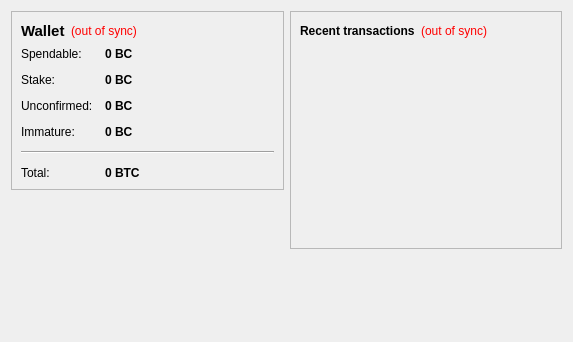
This is src/qt/forms/overviewpage.ui in coinkeeper/2015-04-19_21-22_pandacoin as Qt 5 draws it before an edit. The edited form follows.
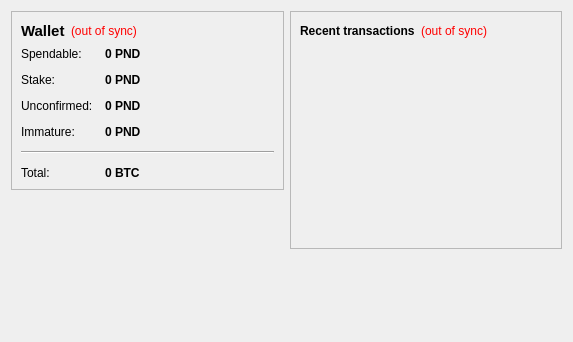
This is the edited form.

What changed in the file:
```diff
--- a/src/qt/forms/overviewpage.ui
+++ b/src/qt/forms/overviewpage.ui
@@ -105,7 +105,7 @@
              <string>Your current spendable balance</string>
             </property>
             <property name="text">
-             <string notr="true">0 BC</string>
+             <string notr="true">0 PND</string>
             </property>
             <property name="textInteractionFlags">
              <set>Qt::LinksAccessibleByMouse|Qt::TextSelectableByKeyboard|Qt::TextSelectableByMouse</set>
@@ -134,7 +134,7 @@
              <string>Total of coins that was staked, and do not yet count toward the current balance</string>
             </property>
             <property name="text">
-             <string notr="true">0 BC</string>
+             <string notr="true">0 PND</string>
             </property>
             <property name="textInteractionFlags">
              <set>Qt::LinksAccessibleByMouse|Qt::TextSelectableByKeyboard|Qt::TextSelectableByMouse</set>
@@ -163,7 +163,7 @@
              <string>Total of transactions that have yet to be confirmed, and do not yet count toward the current balance</string>
             </property>
             <property name="text">
-             <string notr="true">0 BC</string>
+             <string notr="true">0 PND</string>
             </property>
             <property name="textInteractionFlags">
              <set>Qt::LinksAccessibleByMouse|Qt::TextSelectableByKeyboard|Qt::TextSelectableByMouse</set>
@@ -189,7 +189,7 @@
              <string>Mined balance that has not yet matured</string>
             </property>
             <property name="text">
-             <string notr="true">0 BC</string>
+             <string notr="true">0 PND</string>
             </property>
             <property name="textInteractionFlags">
              <set>Qt::LinksAccessibleByMouse|Qt::TextSelectableByKeyboard|Qt::TextSelectableByMouse</set>
```
